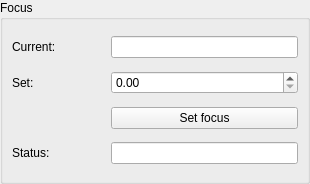
Before: the Qt Designer form pyobs_gui/qt/widgetfocus.ui in pyobs/pyobs-gui, drawn with Qt 5.
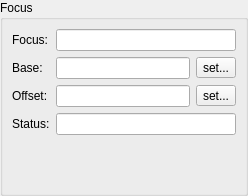
After: the same form once the commit is applied.

Commit message: new way of setting focus via input dialog

What changed in the file:
```diff
--- a/pyobs_gui/qt/widgetfocus.ui
+++ b/pyobs_gui/qt/widgetfocus.ui
@@ -6,14 +6,17 @@
    <rect>
     <x>0</x>
     <y>0</y>
-    <width>310</width>
-    <height>184</height>
+    <width>248</width>
+    <height>196</height>
    </rect>
   </property>
   <property name="windowTitle">
    <string>Form</string>
   </property>
   <layout class="QVBoxLayout" name="verticalLayout">
+   <property name="spacing">
+    <number>0</number>
+   </property>
    <property name="leftMargin">
     <number>0</number>
    </property>
@@ -31,15 +34,15 @@
      <property name="title">
       <string>Focus</string>
      </property>
-     <layout class="QGridLayout" name="gridLayout_6" columnstretch="1,2">
-      <item row="3" column="0">
-       <widget class="QLabel" name="label_11">
+     <layout class="QFormLayout" name="formLayout">
+      <item row="0" column="0">
+       <widget class="QLabel" name="label_12">
         <property name="text">
-         <string>Set:</string>
+         <string>Focus:</string>
         </property>
        </widget>
       </item>
-      <item row="1" column="1">
+      <item row="0" column="1">
        <widget class="QLineEdit" name="labelCurFocus">
         <property name="alignment">
          <set>Qt::AlignCenter</set>
@@ -50,39 +53,90 @@
        </widget>
       </item>
       <item row="1" column="0">
-       <widget class="QLabel" name="label_12">
+       <widget class="QLabel" name="label_11">
         <property name="text">
-         <string>Current:</string>
+         <string>Base:</string>
         </property>
        </widget>
       </item>
-      <item row="4" column="1">
-       <widget class="QPushButton" name="butSetFocus">
+      <item row="1" column="1">
+       <layout class="QHBoxLayout" name="horizontalLayout">
+        <item>
+         <widget class="QLineEdit" name="labelCurFocusBase">
+          <property name="sizePolicy">
+           <sizepolicy hsizetype="Expanding" vsizetype="Fixed">
+            <horstretch>0</horstretch>
+            <verstretch>0</verstretch>
+           </sizepolicy>
+          </property>
+          <property name="alignment">
+           <set>Qt::AlignCenter</set>
+          </property>
+          <property name="readOnly">
+           <bool>true</bool>
+          </property>
+         </widget>
+        </item>
+        <item>
+         <widget class="QToolButton" name="butSetFocusBase">
+          <property name="text">
+           <string>set...</string>
+          </property>
+         </widget>
+        </item>
+       </layout>
+      </item>
+      <item row="2" column="0">
+       <widget class="QLabel" name="label_14">
         <property name="text">
-         <string>Set focus</string>
+         <string>Offset:</string>
         </property>
        </widget>
       </item>
-      <item row="3" column="1">
-       <widget class="QDoubleSpinBox" name="spinFocus"/>
+      <item row="2" column="1">
+       <layout class="QHBoxLayout" name="horizontalLayout_2">
+        <item>
+         <widget class="QLineEdit" name="labelCurFocusOffset">
+          <property name="sizePolicy">
+           <sizepolicy hsizetype="Expanding" vsizetype="Fixed">
+            <horstretch>0</horstretch>
+            <verstretch>0</verstretch>
+           </sizepolicy>
+          </property>
+          <property name="alignment">
+           <set>Qt::AlignCenter</set>
+          </property>
+          <property name="readOnly">
+           <bool>true</bool>
+          </property>
+         </widget>
+        </item>
+        <item>
+         <widget class="QToolButton" name="butSetFocusOffset">
+          <property name="text">
+           <string>set...</string>
+          </property>
+         </widget>
+        </item>
+       </layout>
       </item>
-      <item row="5" column="1">
-       <widget class="QLineEdit" name="labelCurStatus">
-        <property name="alignment">
-         <set>Qt::AlignCenter</set>
-        </property>
-        <property name="readOnly">
-         <bool>true</bool>
-        </property>
-       </widget>
-      </item>
-      <item row="5" column="0">
+      <item row="3" column="0">
        <widget class="QLabel" name="label_13">
         <property name="text">
          <string>Status:</string>
         </property>
        </widget>
       </item>
+      <item row="3" column="1">
+       <widget class="QLineEdit" name="labelCurStatus">
+        <property name="alignment">
+         <set>Qt::AlignCenter</set>
+        </property>
+        <property name="readOnly">
+         <bool>true</bool>
+        </property>
+       </widget>
+      </item>
      </layout>
     </widget>
    </item>
```
Left out of the diff: 8 changed lines with no effect on the pictures. The commit also changes 2 other files.
